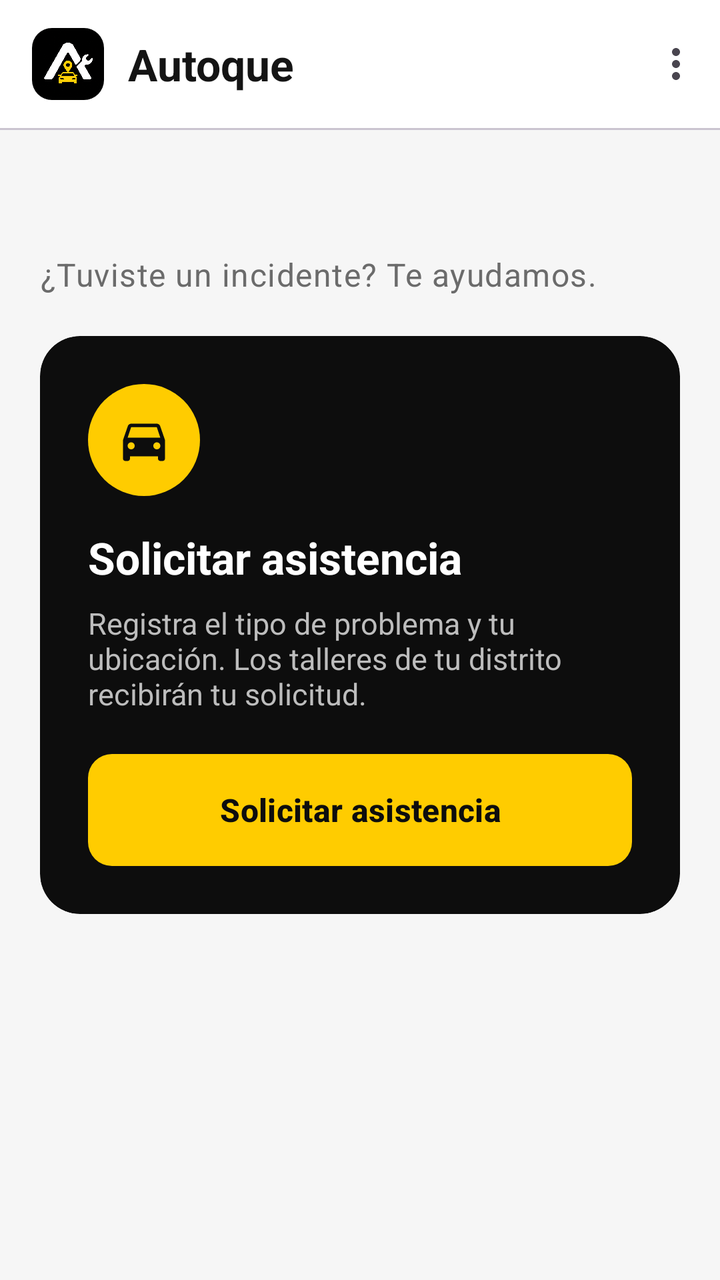
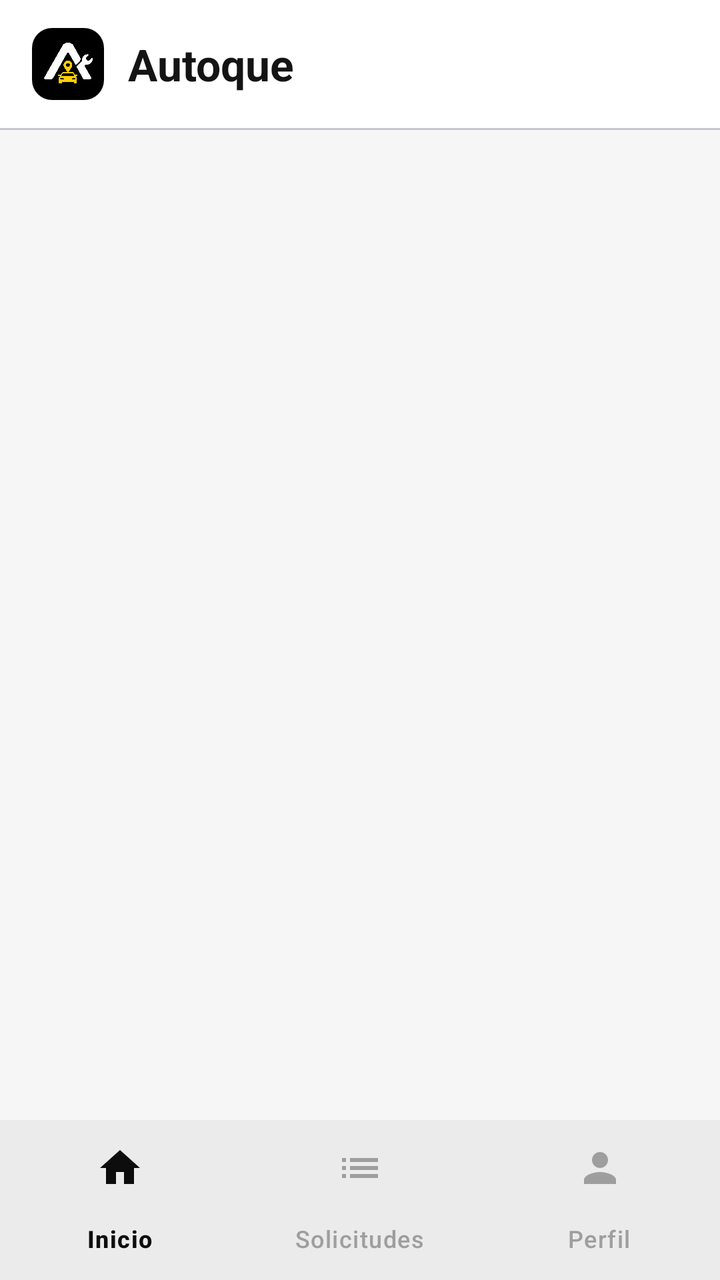

Before-and-after screenshots of an Android layout around one commit, followed by the original layout XML and the change that was made.
<!-- AndroidManifest.xml: application theme Theme.Autoque -->
<!-- res/layout/activity_cliente_home.xml -->
<?xml version="1.0" encoding="utf-8"?>
<LinearLayout xmlns:android="http://schemas.android.com/apk/res/android"
    xmlns:app="http://schemas.android.com/apk/res-auto"
    android:layout_width="match_parent"
    android:layout_height="match_parent"
    android:background="@color/surface_card"
    android:orientation="vertical">

    <com.google.android.material.appbar.MaterialToolbar
        android:id="@+id/toolbar"
        android:layout_width="match_parent"
        android:layout_height="wrap_content"
        app:menu="@menu/menu_logout">

        <LinearLayout
            android:layout_width="wrap_content"
            android:layout_height="wrap_content"
            android:gravity="center_vertical"
            android:orientation="horizontal">

            <com.google.android.material.imageview.ShapeableImageView
                android:layout_width="36dp"
                android:layout_height="36dp"
                android:importantForAccessibility="no"
                android:scaleType="centerCrop"
                android:src="@drawable/logo_autoque"
                app:shapeAppearanceOverlay="@style/ShapeAppearance.Autoque.Logo" />

            <TextView
                android:layout_width="wrap_content"
                android:layout_height="wrap_content"
                android:layout_marginStart="12dp"
                android:text="@string/app_name"
                android:textAppearance="@style/TextAppearance.Autoque.ToolbarTitle" />
        </LinearLayout>
    </com.google.android.material.appbar.MaterialToolbar>

    <com.google.android.material.divider.MaterialDivider
        android:layout_width="match_parent"
        android:layout_height="wrap_content" />

    <ScrollView
        android:layout_width="match_parent"
        android:layout_height="0dp"
        android:layout_weight="1"
        android:background="@color/surface_background">

        <LinearLayout
            android:layout_width="match_parent"
            android:layout_height="wrap_content"
            android:orientation="vertical"
            android:padding="20dp">

            <TextView
                android:id="@+id/tvSaludo"
                android:layout_width="wrap_content"
                android:layout_height="wrap_content"
                android:textAppearance="@style/TextAppearance.Autoque.Headline" />

            <TextView
                android:layout_width="wrap_content"
                android:layout_height="wrap_content"
                android:layout_marginTop="4dp"
                android:text="@string/tuviste_incidente"
                android:textAppearance="@style/TextAppearance.Autoque.Body" />

            <com.google.android.material.card.MaterialCardView
                android:id="@+id/cardActiva"
                style="@style/Autoque.Card"
                android:layout_width="match_parent"
                android:layout_height="wrap_content"
                android:layout_marginTop="20dp"
                android:clickable="true"
                android:focusable="true"
                android:visibility="gone"
                app:strokeColor="@color/autoque_yellow"
                app:strokeWidth="2dp">

                <LinearLayout
                    android:layout_width="match_parent"
                    android:layout_height="wrap_content"
                    android:orientation="vertical"
                    android:padding="20dp">

                    <LinearLayout
                        android:layout_width="match_parent"
                        android:layout_height="wrap_content"
                        android:gravity="center_vertical"
                        android:orientation="horizontal">

                        <TextView
                            android:layout_width="0dp"
                            android:layout_height="wrap_content"
                            android:layout_weight="1"
                            android:text="@string/solicitud_en_curso"
                            android:textAppearance="@style/TextAppearance.Autoque.CardTitle" />

                        <TextView
                            android:id="@+id/tvActivaEstado"
                            style="@style/Autoque.Badge" />
                    </LinearLayout>

                    <TextView
                        android:id="@+id/tvActivaDetalle"
                        android:layout_width="match_parent"
                        android:layout_height="wrap_content"
                        android:layout_marginTop="8dp"
                        android:textAppearance="@style/TextAppearance.Autoque.Body" />

                    <com.google.android.material.button.MaterialButton
                        android:id="@+id/btnVerEstado"
                        style="@style/Widget.Autoque.Button.Outlined.Small"
                        android:layout_width="wrap_content"
                        android:layout_height="wrap_content"
                        android:layout_marginTop="12dp"
                        android:text="@string/ver_estado" />
                </LinearLayout>
            </com.google.android.material.card.MaterialCardView>

            <com.google.android.material.card.MaterialCardView
                android:layout_width="match_parent"
                android:layout_height="wrap_content"
                android:layout_marginTop="20dp"
                app:cardBackgroundColor="@color/autoque_black"
                app:cardCornerRadius="20dp"
                app:strokeWidth="0dp">

                <LinearLayout
                    android:layout_width="match_parent"
                    android:layout_height="wrap_content"
                    android:orientation="vertical"
                    android:padding="24dp">

                    <ImageView
                        android:layout_width="56dp"
                        android:layout_height="56dp"
                        android:background="@drawable/bg_circle_yellow"
                        android:importantForAccessibility="no"
                        android:padding="14dp"
                        android:src="@drawable/ic_car"
                        app:tint="@color/autoque_black" />

                    <TextView
                        android:layout_width="wrap_content"
                        android:layout_height="wrap_content"
                        android:layout_marginTop="16dp"
                        android:text="@string/solicitar_asistencia"
                        android:textColor="@color/autoque_white"
                        android:textSize="22sp"
                        android:textStyle="bold" />

                    <TextView
                        android:layout_width="match_parent"
                        android:layout_height="wrap_content"
                        android:layout_marginTop="8dp"
                        android:text="@string/inicio_cta_desc"
                        android:textColor="#BDBDBD"
                        android:textSize="15sp" />

                    <com.google.android.material.button.MaterialButton
                        android:id="@+id/btnSolicitar"
                        android:layout_width="match_parent"
                        android:layout_height="wrap_content"
                        android:layout_marginTop="20dp"
                        android:text="@string/solicitar_asistencia" />
                </LinearLayout>
            </com.google.android.material.card.MaterialCardView>
        </LinearLayout>
    </ScrollView>
</LinearLayout>
<!-- resources referenced by this layout -->
<resources>
  <color name="autoque_black">#0D0D0D</color>
  <color name="autoque_white">#FFFFFF</color>
  <color name="autoque_yellow">#FFCC00</color>
  <color name="surface_background">#F6F6F6</color>
  <color name="surface_card">#FFFFFF</color>
  <!-- drawable bg_circle_yellow (drawable) -->
  <?xml version="1.0" encoding="utf-8"?>
  <shape xmlns:android="http://schemas.android.com/apk/res/android" android:shape="oval">
      <solid android:color="@color/autoque_yellow" />
  </shape>
  <!-- drawable ic_car (drawable) -->
  <?xml version="1.0" encoding="utf-8"?>
  <vector xmlns:android="http://schemas.android.com/apk/res/android"
      android:width="24dp"
      android:height="24dp"
      android:tint="?attr/colorControlNormal"
      android:viewportWidth="24"
      android:viewportHeight="24">
      <path
          android:fillColor="@android:color/white"
          android:pathData="M18.92,6.01C18.72,5.42 18.16,5 17.5,5h-11c-0.66,0 -1.21,0.42 -1.42,1.01L3,12v8c0,0.55 0.45,1 1,1h1c0.55,0 1,-0.45 1,-1v-1h12v1c0,0.55 0.45,1 1,1h1c0.55,0 1,-0.45 1,-1v-8l-2.08,-5.99zM6.5,16c-0.83,0 -1.5,-0.67 -1.5,-1.5S5.67,13 6.5,13s1.5,0.67 1.5,1.5S7.33,16 6.5,16zM17.5,16c-0.83,0 -1.5,-0.67 -1.5,-1.5s0.67,-1.5 1.5,-1.5 1.5,0.67 1.5,1.5 -0.67,1.5 -1.5,1.5zM5,11l1.5,-4.5h11L19,11H5z" />
  </vector>
  <string name="app_name">Autoque</string>
  <string name="inicio_cta_desc">Registra el tipo de problema y tu ubicación. Los talleres de tu distrito recibirán tu solicitud.</string>
  <string name="solicitar_asistencia">Solicitar asistencia</string>
  <string name="solicitud_en_curso">Tienes una solicitud en curso</string>
  <string name="tuviste_incidente">¿Tuviste un incidente? Te ayudamos.</string>
  <string name="ver_estado">Ver estado</string>
  <style name="Autoque.Badge" parent="">
          <item name="android:layout_width">wrap_content</item>
          <item name="android:layout_height">wrap_content</item>
          <item name="android:paddingStart">12dp</item>
          <item name="android:paddingEnd">12dp</item>
          <item name="android:paddingTop">4dp</item>
          <item name="android:paddingBottom">4dp</item>
          <item name="android:textSize">13sp</item>
          <item name="android:textStyle">bold</item>
      </style>
  <style name="Autoque.Card" parent="Widget.Material3.CardView.Outlined">
          <item name="cardBackgroundColor">@color/surface_card</item>
          <item name="strokeColor">@color/outline</item>
          <item name="cardCornerRadius">16dp</item>
      </style>
  <style name="TextAppearance.Autoque.Body" parent="TextAppearance.Material3.BodyLarge">
          <item name="android:textColor">@color/text_secondary</item>
      </style>
  <style name="TextAppearance.Autoque.CardTitle" parent="TextAppearance.Material3.TitleMedium">
          <item name="android:textStyle">bold</item>
          <item name="android:textColor">@color/text_primary</item>
      </style>
  <style name="TextAppearance.Autoque.Headline" parent="TextAppearance.Material3.HeadlineMedium">
          <item name="android:textStyle">bold</item>
          <item name="android:textColor">@color/text_primary</item>
      </style>
  <style name="Widget.Autoque.Button.Outlined.Small">
          <item name="android:minHeight">44dp</item>
          <item name="android:textSize">15sp</item>
          <item name="android:paddingStart">20dp</item>
          <item name="android:paddingEnd">20dp</item>
      </style>
  <style name="Theme.Autoque" parent="Base.Theme.Autoque" />
  <color name="outline">#D6D6D6</color>
  <color name="text_secondary">#6B6B6B</color>
  <color name="text_primary">#141414</color>
  <color name="autoque_yellow_soft">#FFF6CC</color>
  <color name="error">#C62828</color>
  <color name="surface_muted">#EDEDED</color>
  <style name="ShapeAppearance.Autoque.Medium" parent="ShapeAppearance.Material3.Corner.Medium">
          <item name="cornerSize">12dp</item>
      </style>
  <!-- unchanged entries left out for length: 8 -->
</resources>

<!-- the commit's change to res/layout/activity_cliente_home.xml (unified diff, before → after) -->
@@ -9,8 +9,7 @@
     <com.google.android.material.appbar.MaterialToolbar
         android:id="@+id/toolbar"
         android:layout_width="match_parent"
-        android:layout_height="wrap_content"
-        app:menu="@menu/menu_logout">
+        android:layout_height="wrap_content">
 
         <LinearLayout
             android:layout_width="wrap_content"
@@ -27,6 +26,7 @@
                 app:shapeAppearanceOverlay="@style/ShapeAppearance.Autoque.Logo" />
 
             <TextView
+                android:id="@+id/tvTitulo"
                 android:layout_width="wrap_content"
                 android:layout_height="wrap_content"
                 android:layout_marginStart="12dp"
@@ -39,132 +39,21 @@
         android:layout_width="match_parent"
         android:layout_height="wrap_content" />
 
-    <ScrollView
+    <FrameLayout
+        android:id="@+id/contenedorFragment"
         android:layout_width="match_parent"
         android:layout_height="0dp"
         android:layout_weight="1"
-        android:background="@color/surface_background">
+        android:background="@color/surface_background" />
 
-        <LinearLayout
-            android:layout_width="match_parent"
-            android:layout_height="wrap_content"
-            android:orientation="vertical"
-            android:padding="20dp">
-
-            <TextView
-                android:id="@+id/tvSaludo"
-                android:layout_width="wrap_content"
-                android:layout_height="wrap_content"
-                android:textAppearance="@style/TextAppearance.Autoque.Headline" />
-
-            <TextView
-                android:layout_width="wrap_content"
-                android:layout_height="wrap_content"
-                android:layout_marginTop="4dp"
-                android:text="@string/tuviste_incidente"
-                android:textAppearance="@style/TextAppearance.Autoque.Body" />
-
-            <com.google.android.material.card.MaterialCardView
-                android:id="@+id/cardActiva"
-                style="@style/Autoque.Card"
-                android:layout_width="match_parent"
-                android:layout_height="wrap_content"
-                android:layout_marginTop="20dp"
-                android:clickable="true"
-                android:focusable="true"
-                android:visibility="gone"
-                app:strokeColor="@color/autoque_yellow"
-                app:strokeWidth="2dp">
-
-                <LinearLayout
-                    android:layout_width="match_parent"
-                    android:layout_height="wrap_content"
-                    android:orientation="vertical"
-                    android:padding="20dp">
-
-                    <LinearLayout
-                        android:layout_width="match_parent"
-                        android:layout_height="wrap_content"
-                        android:gravity="center_vertical"
-                        android:orientation="horizontal">
-
-                        <TextView
-                            android:layout_width="0dp"
-                            android:layout_height="wrap_content"
-                            android:layout_weight="1"
-                            android:text="@string/solicitud_en_curso"
-                            android:textAppearance="@style/TextAppearance.Autoque.CardTitle" />
-
-                        <TextView
-                            android:id="@+id/tvActivaEstado"
-                            style="@style/Autoque.Badge" />
-                    </LinearLayout>
-
-                    <TextView
-                        android:id="@+id/tvActivaDetalle"
-                        android:layout_width="match_parent"
-                        android:layout_height="wrap_content"
-                        android:layout_marginTop="8dp"
-                        android:textAppearance="@style/TextAppearance.Autoque.Body" />
-
-                    <com.google.android.material.button.MaterialButton
-                        android:id="@+id/btnVerEstado"
-                        style="@style/Widget.Autoque.Button.Outlined.Small"
-                        android:layout_width="wrap_content"
-                        android:layout_height="wrap_content"
-                        android:layout_marginTop="12dp"
-                        android:text="@string/ver_estado" />
-                </LinearLayout>
-            </com.google.android.material.card.MaterialCardView>
-
-            <com.google.android.material.card.MaterialCardView
-                android:layout_width="match_parent"
-                android:layout_height="wrap_content"
-                android:layout_marginTop="20dp"
-                app:cardBackgroundColor="@color/autoque_black"
-                app:cardCornerRadius="20dp"
-                app:strokeWidth="0dp">
-
-                <LinearLayout
-                    android:layout_width="match_parent"
-                    android:layout_height="wrap_content"
-                    android:orientation="vertical"
-                    android:padding="24dp">
-
-                    <ImageView
-                        android:layout_width="56dp"
-                        android:layout_height="56dp"
-                        android:background="@drawable/bg_circle_yellow"
-                        android:importantForAccessibility="no"
-                        android:padding="14dp"
-                        android:src="@drawable/ic_car"
-                        app:tint="@color/autoque_black" />
-
-                    <TextView
-                        android:layout_width="wrap_content"
-                        android:layout_height="wrap_content"
-                        android:layout_marginTop="16dp"
-                        android:text="@string/solicitar_asistencia"
-                        android:textColor="@color/autoque_white"
-                        android:textSize="22sp"
-                        android:textStyle="bold" />
-
-                    <TextView
-                        android:layout_width="match_parent"
-                        android:layout_height="wrap_content"
-                        android:layout_marginTop="8dp"
-                        android:text="@string/inicio_cta_desc"
-                        android:textColor="#BDBDBD"
-                        android:textSize="15sp" />
-
-                    <com.google.android.material.button.MaterialButton
-                        android:id="@+id/btnSolicitar"
-                        android:layout_width="match_parent"
-                        android:layout_height="wrap_content"
-                        android:layout_marginTop="20dp"
-                        android:text="@string/solicitar_asistencia" />
-                </LinearLayout>
-            </com.google.android.material.card.MaterialCardView>
-        </LinearLayout>
-    </ScrollView>
+    <com.google.android.material.bottomnavigation.BottomNavigationView
+        android:id="@+id/bottomNav"
+        android:layout_width="match_parent"
+        android:layout_height="wrap_content"
+        android:background="@color/surface_card"
+        app:itemActiveIndicatorStyle="@style/Autoque.BottomNav.Indicator"
+        app:itemIconTint="@color/bottom_nav_item"
+        app:itemTextColor="@color/bottom_nav_item"
+        app:labelVisibilityMode="labeled"
+        app:menu="@menu/menu_cliente_bottom" />
 </LinearLayout>
<!-- resource entries referenced after the edit -->
@@ -5,60 +5,9 @@
   <color name="autoque_yellow">#FFCC00</color>
   <color name="surface_background">#F6F6F6</color>
   <color name="surface_card">#FFFFFF</color>
-  <!-- drawable bg_circle_yellow (drawable) -->
-  <?xml version="1.0" encoding="utf-8"?>
-  <shape xmlns:android="http://schemas.android.com/apk/res/android" android:shape="oval">
-      <solid android:color="@color/autoque_yellow" />
-  </shape>
-  <!-- drawable ic_car (drawable) -->
-  <?xml version="1.0" encoding="utf-8"?>
-  <vector xmlns:android="http://schemas.android.com/apk/res/android"
-      android:width="24dp"
-      android:height="24dp"
-      android:tint="?attr/colorControlNormal"
-      android:viewportWidth="24"
-      android:viewportHeight="24">
-      <path
-          android:fillColor="@android:color/white"
-          android:pathData="M18.92,6.01C18.72,5.42 18.16,5 17.5,5h-11c-0.66,0 -1.21,0.42 -1.42,1.01L3,12v8c0,0.55 0.45,1 1,1h1c0.55,0 1,-0.45 1,-1v-1h12v1c0,0.55 0.45,1 1,1h1c0.55,0 1,-0.45 1,-1v-8l-2.08,-5.99zM6.5,16c-0.83,0 -1.5,-0.67 -1.5,-1.5S5.67,13 6.5,13s1.5,0.67 1.5,1.5S7.33,16 6.5,16zM17.5,16c-0.83,0 -1.5,-0.67 -1.5,-1.5s0.67,-1.5 1.5,-1.5 1.5,0.67 1.5,1.5 -0.67,1.5 -1.5,1.5zM5,11l1.5,-4.5h11L19,11H5z" />
-  </vector>
   <string name="app_name">Autoque</string>
-  <string name="inicio_cta_desc">Registra el tipo de problema y tu ubicación. Los talleres de tu distrito recibirán tu solicitud.</string>
-  <string name="solicitar_asistencia">Solicitar asistencia</string>
-  <string name="solicitud_en_curso">Tienes una solicitud en curso</string>
-  <string name="tuviste_incidente">¿Tuviste un incidente? Te ayudamos.</string>
-  <string name="ver_estado">Ver estado</string>
-  <style name="Autoque.Badge" parent="">
-          <item name="android:layout_width">wrap_content</item>
-          <item name="android:layout_height">wrap_content</item>
-          <item name="android:paddingStart">12dp</item>
-          <item name="android:paddingEnd">12dp</item>
-          <item name="android:paddingTop">4dp</item>
-          <item name="android:paddingBottom">4dp</item>
-          <item name="android:textSize">13sp</item>
-          <item name="android:textStyle">bold</item>
-      </style>
-  <style name="Autoque.Card" parent="Widget.Material3.CardView.Outlined">
-          <item name="cardBackgroundColor">@color/surface_card</item>
-          <item name="strokeColor">@color/outline</item>
-          <item name="cardCornerRadius">16dp</item>
-      </style>
-  <style name="TextAppearance.Autoque.Body" parent="TextAppearance.Material3.BodyLarge">
-          <item name="android:textColor">@color/text_secondary</item>
-      </style>
-  <style name="TextAppearance.Autoque.CardTitle" parent="TextAppearance.Material3.TitleMedium">
-          <item name="android:textStyle">bold</item>
-          <item name="android:textColor">@color/text_primary</item>
-      </style>
-  <style name="TextAppearance.Autoque.Headline" parent="TextAppearance.Material3.HeadlineMedium">
-          <item name="android:textStyle">bold</item>
-          <item name="android:textColor">@color/text_primary</item>
-      </style>
-  <style name="Widget.Autoque.Button.Outlined.Small">
-          <item name="android:minHeight">44dp</item>
-          <item name="android:textSize">15sp</item>
-          <item name="android:paddingStart">20dp</item>
-          <item name="android:paddingEnd">20dp</item>
+  <style name="Autoque.BottomNav.Indicator" parent="Widget.Material3.BottomNavigationView.ActiveIndicator">
+          <item name="android:color">@color/autoque_yellow</item>
       </style>
   <style name="Theme.Autoque" parent="Base.Theme.Autoque" />
   <color name="outline">#D6D6D6</color>
